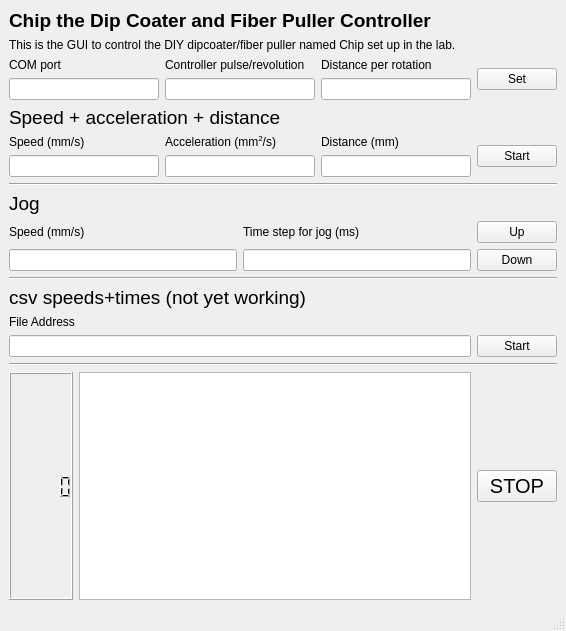
Before: the Qt Designer form Hardware/DipCoater/Dipfrontend.ui in HamzaKhattak/HKCodeKDVLab, drawn with Qt 5.
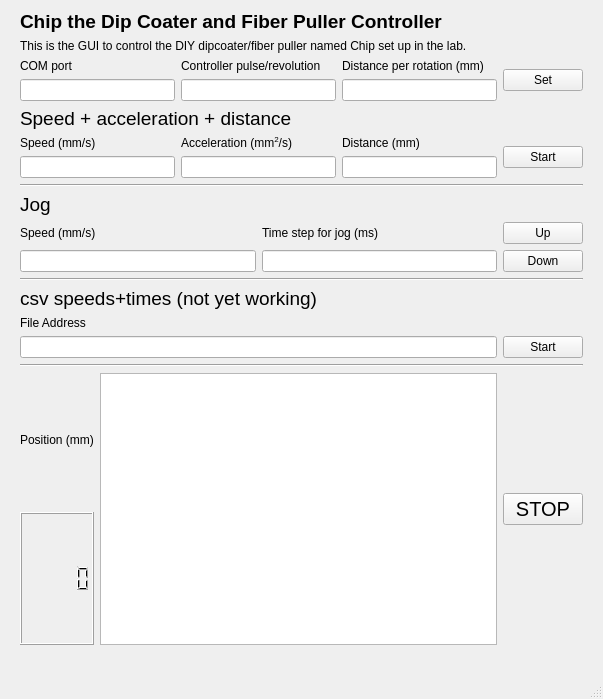
After: the same form once the commit is applied.

What changed in the file:
```diff
--- a/Hardware/DipCoater/Dipfrontend.ui
+++ b/Hardware/DipCoater/Dipfrontend.ui
@@ -6,17 +6,24 @@
    <rect>
     <x>0</x>
     <y>0</y>
-    <width>566</width>
-    <height>631</height>
+    <width>603</width>
+    <height>699</height>
    </rect>
   </property>
   <property name="windowTitle">
    <string>Chip</string>
   </property>
   <widget class="QWidget" name="centralwidget">
-   <layout class="QGridLayout" name="gridLayout_5">
-    <item row="0" column="0">
-     <layout class="QVBoxLayout" name="verticalLayout_2">
+   <widget class="QWidget" name="">
+    <property name="geometry">
+     <rect>
+      <x>20</x>
+      <y>10</y>
+      <width>563</width>
+      <height>635</height>
+     </rect>
+    </property>
+    <layout class="QVBoxLayout" name="verticalLayout_3">
       <item>
        <layout class="QVBoxLayout" name="verticalLayout">
         <item>
@@ -66,7 +73,7 @@
           <item row="0" column="2">
            <widget class="QLabel" name="label_11">
             <property name="text">
-             <string>Distance per rotation</string>
+            <string>Distance per rotation (mm)</string>
             </property>
            </widget>
           </item>
@@ -259,8 +266,19 @@
       <item>
        <layout class="QHBoxLayout" name="horizontalLayout_3">
         <item>
+        <layout class="QVBoxLayout" name="verticalLayout_2">
+         <item>
+          <widget class="QLabel" name="label_15">
+           <property name="text">
+            <string>Position (mm)</string>
+           </property>
+          </widget>
+         </item>
+         <item>
          <widget class="QLCDNumber" name="approxpos"/>
         </item>
+        </layout>
+       </item>
         <item>
          <widget class="QTextBrowser" name="text_monitor"/>
         </item>
@@ -279,8 +297,7 @@
        </layout>
       </item>
      </layout>
-    </item>
-   </layout>
+   </widget>
   </widget>
   <widget class="QMenuBar" name="menubar">
    <property name="geometry">
```
Left out of the diff: 2 changed lines with no effect on the pictures. Lines whose indentation alone changed are shown as unchanged.
